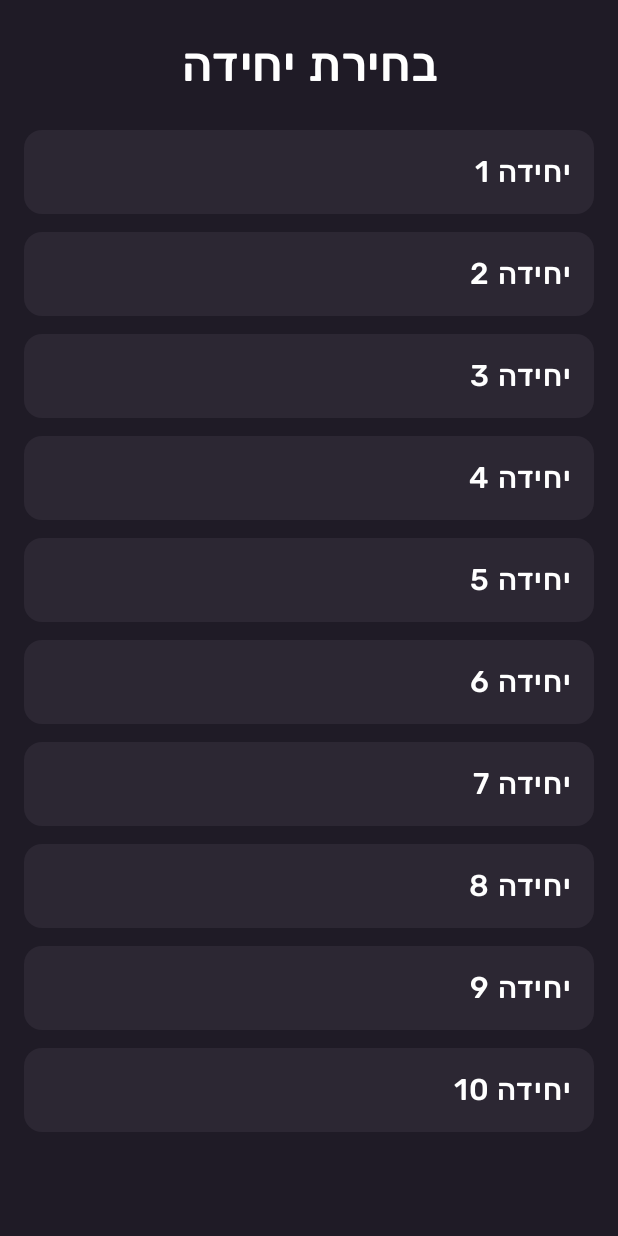
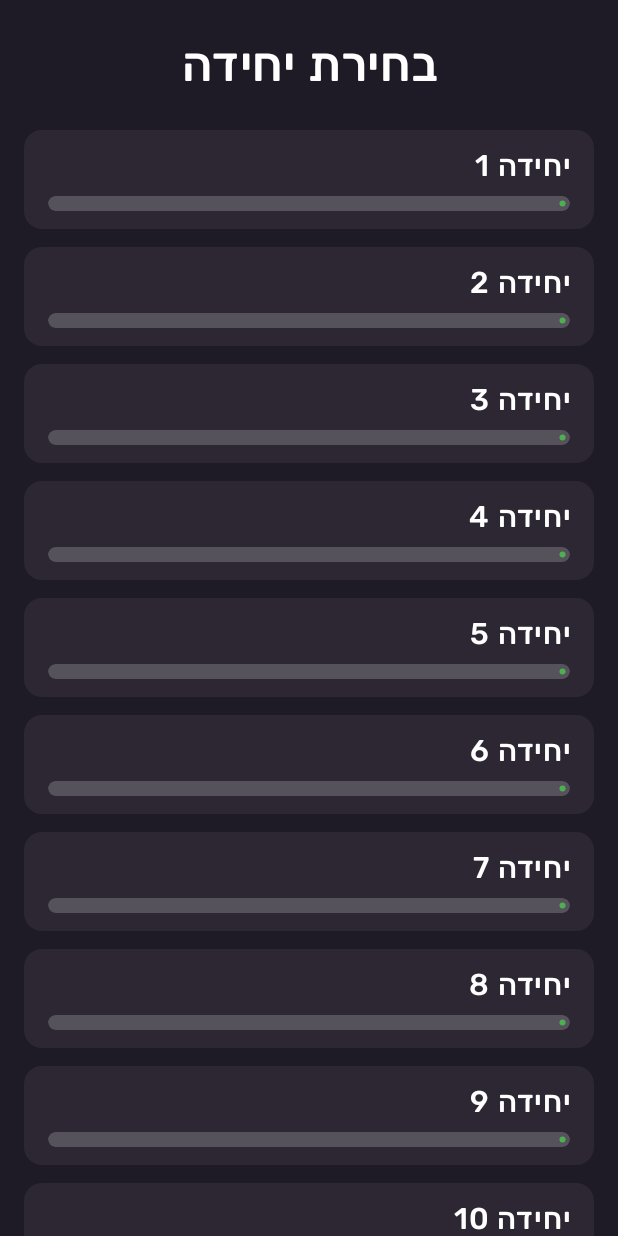
Before and after one commit to rakrakon/better-quizlet, an Android app built with Jetpack Compose: the UnitSelectScreen screen opened through its navigation route, on a phone screen of 412 x 824 dp. Run offline under Robolectric (Android 15) with nearby library versions, the phone set to English and light mode, and no system bars; our stand-ins replace Room's generated code.

Commit message:
Add Unit Progression Visualization

```diff
--- a/app/app/src/main/java/com/rakra/wordsprint/MainActivity.kt
+++ b/app/app/src/main/java/com/rakra/wordsprint/MainActivity.kt
@@ -58,7 +58,7 @@ class MainActivity : ComponentActivity() {
                 MainPage(navController)
             }
             composable("unit_selection") {
-                UnitSelectScreen(navController)
+                UnitSelectScreen(navController, progressionViewModel)
             }
             composable(
                 route = "unit_screen/{unitNumber}",
--- a/app/app/src/main/java/com/rakra/wordsprint/data/progressionDatabase/ProgressionViewModel.kt
+++ b/app/app/src/main/java/com/rakra/wordsprint/data/progressionDatabase/ProgressionViewModel.kt
@@ -40,6 +40,19 @@ class ProgressionViewModel(
         }
     }
 
+    suspend fun getProgressionMap(): Map<Int, Float> {
+        val entries = dao.getAll()
+
+        return entries
+            .groupBy { it.unit }
+            .mapValues { (_, unitEntries) ->
+                val total = unitEntries.size.takeIf { it > 0 } ?: return@mapValues 0f
+                val completed = unitEntries.count { it.completion == ProgressStatus.COMPLETED }
+                completed.toFloat() / total
+            }
+    }
+
+
     fun insertWords(entries: List<ProgressionEntry>) {
         viewModelScope.launch {
             dao.insertAll(entries)
--- a/app/app/src/main/java/com/rakra/wordsprint/screens/UnitSelectScreen.kt
+++ b/app/app/src/main/java/com/rakra/wordsprint/screens/UnitSelectScreen.kt
@@ -17,20 +17,29 @@ import androidx.compose.foundation.verticalScroll
 import androidx.compose.material3.MaterialTheme
 import androidx.compose.material3.Text
 import androidx.compose.runtime.Composable
+import androidx.compose.runtime.getValue
+import androidx.compose.runtime.produceState
 import androidx.compose.ui.Modifier
 import androidx.compose.ui.draw.clip
 import androidx.compose.ui.graphics.Color
 import androidx.compose.ui.text.style.TextAlign
 import androidx.compose.ui.unit.dp
 import androidx.compose.ui.unit.sp
+import androidx.lifecycle.ViewModel
 import androidx.navigation.NavHostController
+import com.rakra.wordsprint.NUMBER_OF_UNITS
+import com.rakra.wordsprint.data.progressionDatabase.ProgressionViewModel
 import com.rakra.wordsprint.ui.theme.BACKGROUND_COLOR
 import com.rakra.wordsprint.ui.theme.BUTTON_CONTAINER_COLOR
 import com.rakra.wordsprint.ui.theme.RUBIK_FONT
 
 @Composable
-fun UnitSelectScreen(navController: NavHostController) {
-    val unitList = (1..10).map { "יחידה $it" }
+fun UnitSelectScreen(navController: NavHostController, progressionViewModel: ProgressionViewModel) {
+    val unitList = (1..NUMBER_OF_UNITS).map { "יחידה $it" }
+
+    val progressByUnit by produceState<Map<Int, Float>>(initialValue = emptyMap()) {
+        value = progressionViewModel.getProgressionMap()
+    }
 
     Column(
         modifier = Modifier
@@ -53,6 +62,8 @@ fun UnitSelectScreen(navController: NavHostController) {
 
         unitList.forEach { unit ->
             val num = unit.removePrefix("יחידה ").toInt()
+            val progress = progressByUnit[num] ?: 0f
+
             Box(
                 modifier = Modifier
                     .fillMaxWidth()
@@ -61,9 +72,9 @@ fun UnitSelectScreen(navController: NavHostController) {
                     .clickable {
                         navController.navigate("unit_screen/$num")
                     }
-                    .padding(vertical = 16.dp)
-                    .padding(horizontal = 16.dp),
+                    .padding(vertical = 12.dp, horizontal = 16.dp),
             ) {
+                Column(modifier = Modifier.fillMaxWidth()) {
                     Text(
                         text = unit,
                         fontSize = 20.sp,
@@ -72,7 +83,21 @@ fun UnitSelectScreen(navController: NavHostController) {
                         textAlign = TextAlign.End,
                         modifier = Modifier.fillMaxWidth(),
                     )
+
+                    Spacer(modifier = Modifier.height(8.dp))
+
+                    androidx.compose.material3.LinearProgressIndicator(
+                        progress = progress,
+                        modifier = Modifier
+                            .fillMaxWidth()
+                            .height(10.dp)
+                            .clip(MaterialTheme.shapes.small),
+                        color = Color(0xFF4CAF50),
+                        trackColor = Color.White.copy(alpha = 0.2f)
+                    )
                 }
+            }
+
             Spacer(modifier = Modifier.height(12.dp))
         }
     }
```
Lines whose indentation alone changed are shown as unchanged.
